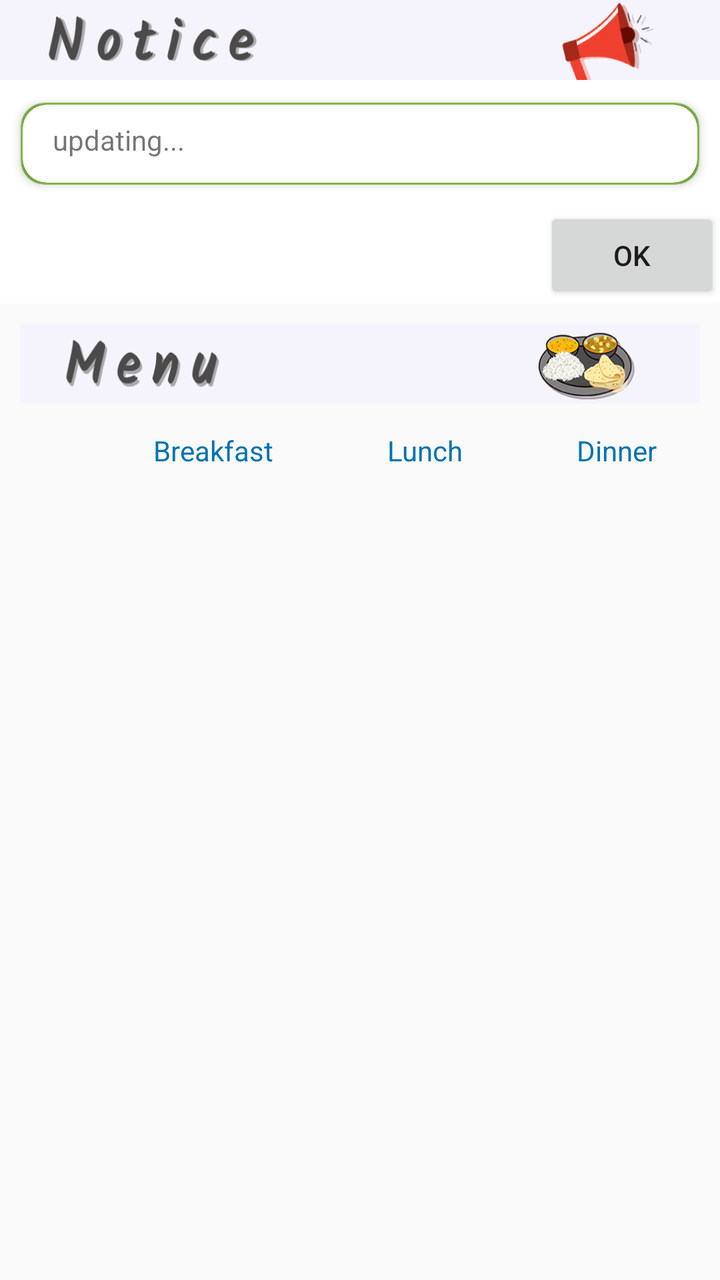
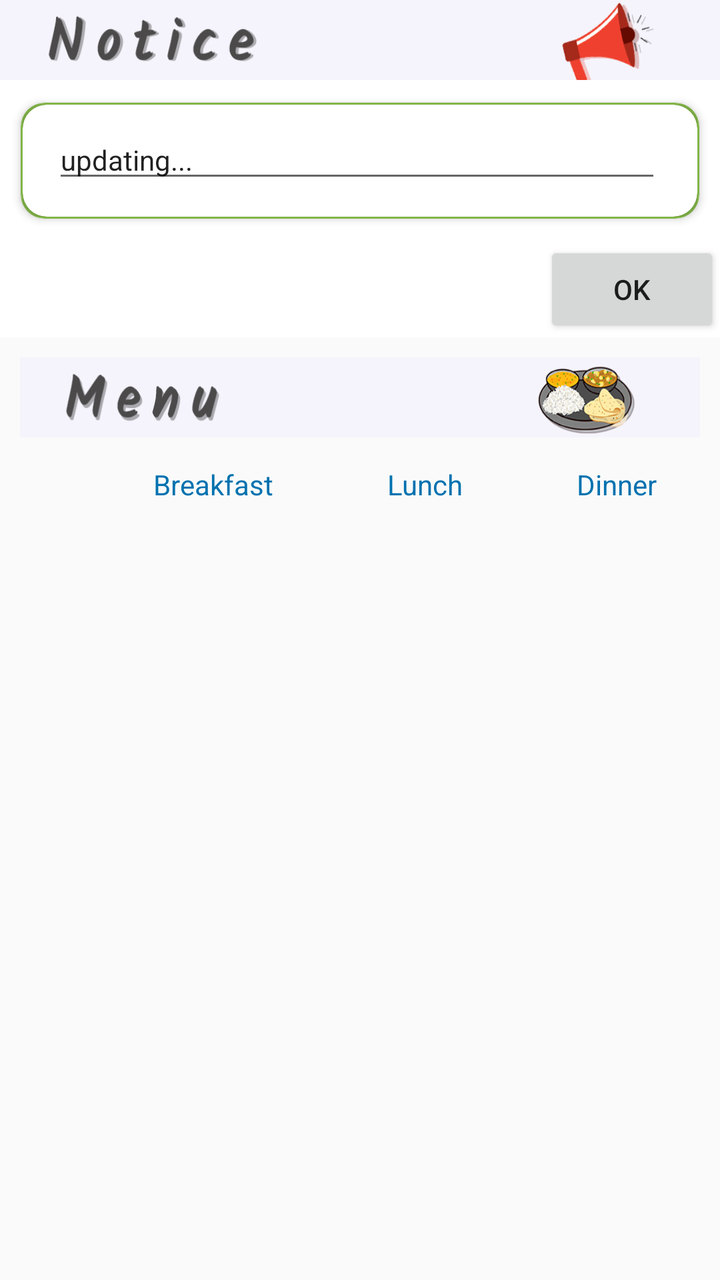

Compare the two renders of this Android layout. The source of the first and the diff that turns it into the second are given below.
<!-- AndroidManifest.xml: application theme AppTheme -->
<!-- res/layout/activity_notice_menu__edit_avtivity.xml -->
<?xml version="1.0" encoding="utf-8"?>
<ScrollView

    xmlns:android="http://schemas.android.com/apk/res/android"
    xmlns:app="http://schemas.android.com/apk/res-auto"
    android:layout_width="match_parent"
    android:layout_height="match_parent"
    tools:context=".NoticeMenu_EditAvtivity"
    xmlns:tools="http://schemas.android.com/tools">
<LinearLayout
    android:layout_width="match_parent"
    android:layout_height="match_parent"
    android:orientation="vertical"
    >

    <LinearLayout
        android:id="@+id/notice_ll"
        android:layout_width="match_parent"
        android:layout_height="wrap_content"
        android:orientation="vertical">

        <androidx.appcompat.widget.AppCompatImageView
            android:layout_width="match_parent"
            android:layout_height="40dp"
            android:scaleType="fitXY"
            android:src="@drawable/notice" />

        <com.google.android.material.appbar.AppBarLayout
            android:id="@+id/appboard"
            android:layout_width="match_parent"
            android:layout_height="wrap_content"


            android:background="@color/foreground"
            android:elevation="0dp">

            <androidx.cardview.widget.CardView
                android:id="@+id/card_view"
                android:layout_width="fill_parent"
                android:layout_height="wrap_content"
                android:layout_gravity="center"
                android:layout_margin="4dp"
                app:cardBackgroundColor="@color/background"
                app:cardCornerRadius="12dp"
                app:cardElevation="2.5dp"
                app:cardUseCompatPadding="true"
                app:contentPadding="1dp">

                <androidx.cardview.widget.CardView
                    layout_width="match_parent"
                    android:layout_width="match_parent"
                    android:layout_height="wrap_content"
                    android:padding="16dp"
                    app:cardCornerRadius="12dp">

                    <LinearLayout
                        android:layout_width="match_parent"
                        android:layout_height="wrap_content"
                        android:layout_marginBottom="12dp"
                        android:orientation="vertical"
                        android:paddingLeft="15dp"
                        android:paddingTop="8dp"
                        android:paddingRight="18dp">


                        <TextView
                            android:id="@+id/notice_board_text"
                            android:layout_width="match_parent"
                            android:layout_height="match_parent"
                            android:autoLink="web"
                            android:text="updating..."

                            android:textIsSelectable="true"

                            android:textSize="14sp"


                            />
                    </LinearLayout>


                </androidx.cardview.widget.CardView>


            </androidx.cardview.widget.CardView>

            <LinearLayout
                android:layout_width="match_parent"
                android:layout_height="wrap_content"
                android:gravity="end"

                android:orientation="horizontal">


                <Button
                    android:layout_width="wrap_content"
                    android:layout_height="wrap_content"

                    android:text="OK" />
            </LinearLayout>


        </com.google.android.material.appbar.AppBarLayout>
    </LinearLayout>

    <LinearLayout
        android:id="@+id/mess_ll"
        android:layout_width="match_parent"
        android:layout_height="wrap_content"
        android:orientation="vertical">

        <androidx.appcompat.widget.AppCompatImageView
            android:layout_width="match_parent"
            android:layout_height="40dp"
            android:layout_margin="10dp"
            android:scaleType="fitXY"
            android:src="@drawable/menupic" />

        <LinearLayout
            android:layout_width="match_parent"
            android:layout_height="wrap_content"
            android:layout_weight="10"
            android:orientation="horizontal"
            android:paddingStart="8dp"
            android:paddingLeft="8dp"
            android:paddingEnd="5dp"
            android:paddingRight="5dp">

            <TextView
                android:layout_width="wrap_content"
                android:layout_height="match_parent"
                android:layout_weight="1"
                android:gravity="center_vertical"
                android:text="       "
                android:textAppearance="?android:attr/textAppearanceMedium"
                android:textColor="@color/accent"
                android:textSize="@dimen/abc_text_size_small_material" />

            <TextView
                android:id="@+id/breakfast_header"
                android:layout_width="wrap_content"
                android:layout_height="match_parent"
                android:layout_marginLeft="8dp"
                android:layout_marginTop="4dp"
                android:layout_marginRight="4dp"
                android:layout_weight="3"
                android:gravity="center_vertical|center_horizontal"
                android:singleLine="true"
                android:text="Breakfast"
                android:textAppearance="?android:attr/textAppearanceMedium"
                android:textColor="@color/accent"
                android:textSize="@dimen/abc_text_size_small_material" />

            <TextView
                android:layout_width="wrap_content"
                android:layout_height="match_parent"
                android:layout_marginLeft="8dp"
                android:layout_marginTop="4dp"
                android:layout_marginRight="4dp"
                android:layout_weight="3"
                android:gravity="center_vertical|center_horizontal"
                android:singleLine="true"
                android:text="Lunch"
                android:textAppearance="?android:attr/textAppearanceMedium"
                android:textColor="@color/accent"
                android:textSize="@dimen/abc_text_size_small_material" />


            <TextView
                android:id="@+id/dinner_header"
                android:layout_width="wrap_content"
                android:layout_height="match_parent"
                android:layout_marginLeft="8dp"
                android:layout_marginTop="4dp"
                android:layout_marginRight="4dp"
                android:layout_weight="3"
                android:gravity="center_vertical|center_horizontal"
                android:singleLine="true"
                android:text="Dinner"
                android:textAppearance="?android:attr/textAppearanceMedium"
                android:textColor="@color/accent"
                android:textSize="@dimen/abc_text_size_small_material"
                android:visibility="visible" />
        </LinearLayout>

        <androidx.recyclerview.widget.RecyclerView
            android:layout_width="match_parent"
            android:id="@+id/recycler_menucard"
            android:layout_height="wrap_content">

        </androidx.recyclerview.widget.RecyclerView>
    </LinearLayout>

</LinearLayout>
</ScrollView>
<!-- resources referenced by this layout -->
<resources>
  <color name="accent">#0072AF</color>
  <color name="background">#ff82B548</color>
  <color name="foreground">@android:color/white</color>
  <!-- drawable menupic: jpg bitmap (drawable-v24, 44407 bytes) -->
  <!-- drawable notice: jpg bitmap (drawable-v24, 38529 bytes) -->
  <style name="AppTheme" parent="Theme.AppCompat.Light.DarkActionBar">
          
          <item name="colorPrimary">@color/colorPrimary</item>
          <item name="colorPrimaryDark">@color/colorPrimaryDark</item>
          <item name="colorAccent">@color/colorAccent</item>
      </style>
  <color name="colorPrimary">#536dfe</color>
  <color name="colorPrimaryDark">#00574B</color>
  <color name="colorAccent">#D81B60</color>
</resources>

<!-- the commit's change to res/layout/activity_notice_menu__edit_avtivity.xml (unified diff, before → after) -->
@@ -35,7 +35,7 @@
             android:elevation="0dp">
 
             <androidx.cardview.widget.CardView
-                android:id="@+id/card_view"
+                android:id="@+id/noticechange_cardview"
                 android:layout_width="fill_parent"
                 android:layout_height="wrap_content"
                 android:layout_gravity="center"
@@ -63,7 +63,7 @@
                         android:paddingRight="18dp">
 
 
-                        <TextView
+                        <EditText
                             android:id="@+id/notice_board_text"
                             android:layout_width="match_parent"
                             android:layout_height="match_parent"
@@ -95,6 +95,7 @@
                 <Button
                     android:layout_width="wrap_content"
                     android:layout_height="wrap_content"
+                    android:id="@+id/button_noticechange"
 
                     android:text="OK" />
             </LinearLayout>
